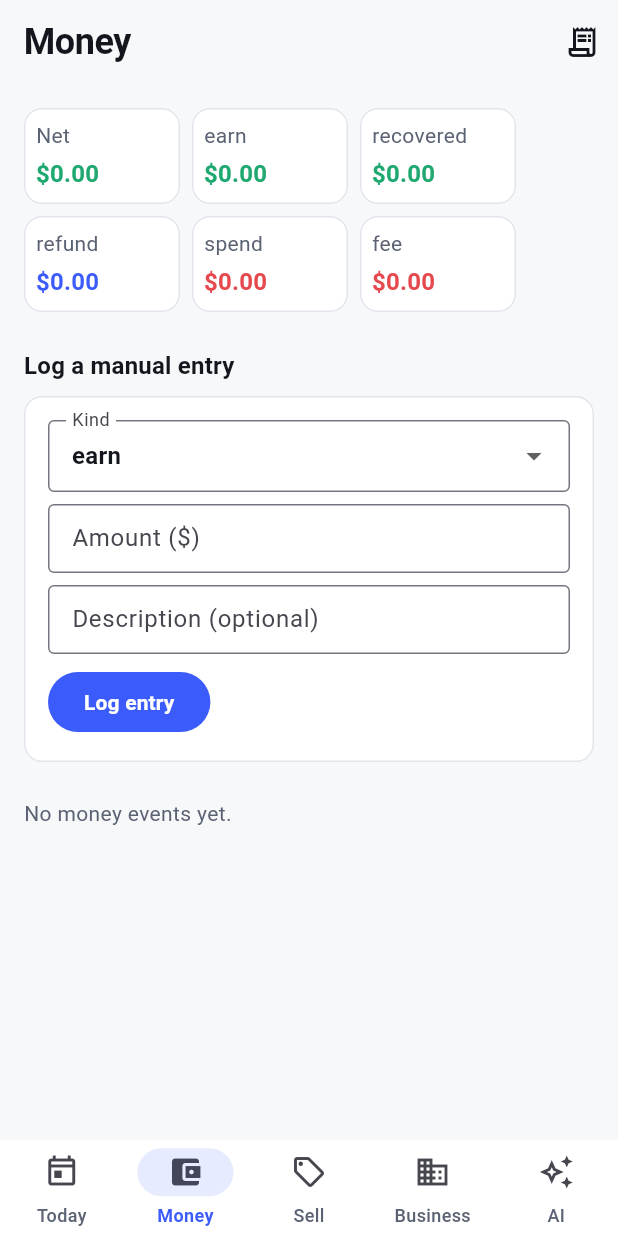
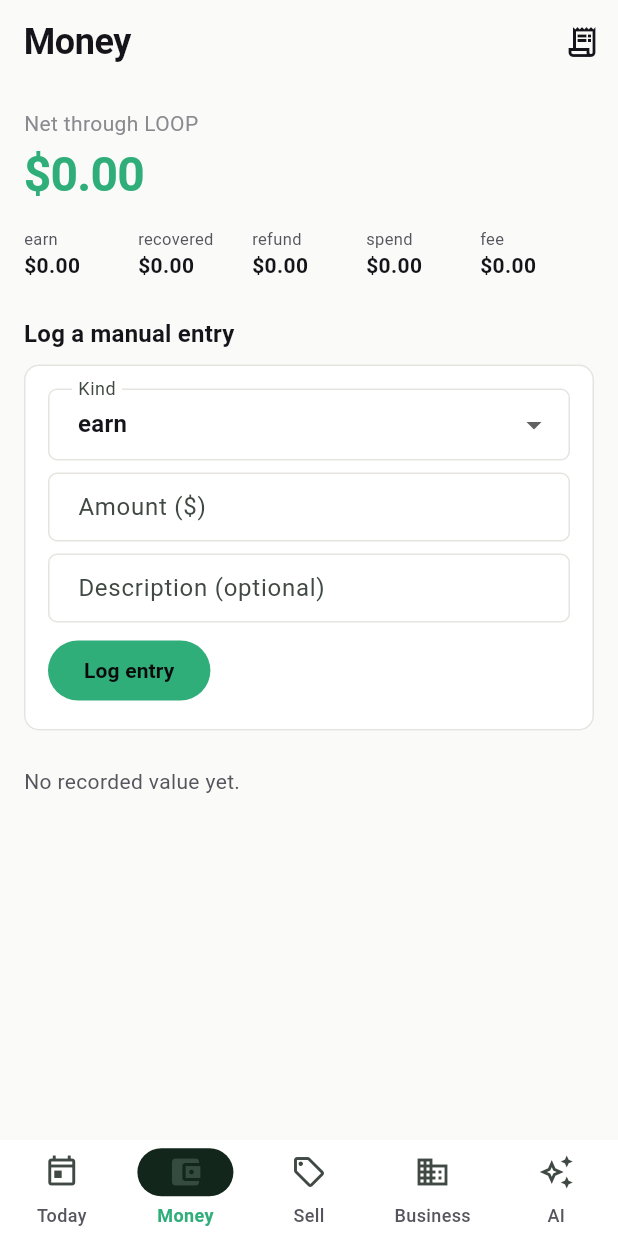
Before and after one commit to mortapp/Loop, a Flutter app: the MoneyScreen screen opened by its route, on a phone screen of 412 x 824 dp. Run offline on Flutter 3.47's test engine with Material 3 defaults, Android fonts, the phone set to English and light mode, and no system bars; our stand-ins replace flutter_riverpod, go_router, supabase_flutter; accounts and stored records are empty; network calls fail.

Commit message:
feat(loop-ui): bring the "Ledger" design system to mobile
Same tokens as apps/web (docs/DESIGN_SYSTEM.md), same hex values, so
the two platforms read as one product: AppColors rewritten around
brand/info/opportunity/danger accents with WCAG-verified text-on-light
variants, warm near-black dark mode as default, restrained per-component
radii (6/10/16, was a flatter 8/12/20 scale). AppTheme extended with
input/outlined-button theming that didn't exist before.

Applied to two representative screens (Today, Money) matching the same
real fixes made on web: Money's six equally-weighted stat boxes replaced
with one dominant Net figure; Today's due dates now show real computed
"Overdue" state in danger color instead of a plain date string. Every
other screen already inherits the new palette automatically through
ThemeData (Card/Scaffold/Button colors), even though their page-level
hierarchy wasn't individually redesigned this pass.

Verified: flutter analyze 0 issues, dart format clean, flutter test 5/5,
and a real `flutter build apk --debug` against the actual hosted
Supabase project succeeds (233s, produced a real APK) -- no physical
device to install it on this session, but the build itself is real
evidence, not just static analysis.

Co-Authored-By: Claude Sonnet 5 <noreply@anthropic.com>

```diff
--- a/apps/mobile/lib/core/theme/app_colors.dart
+++ b/apps/mobile/lib/core/theme/app_colors.dart
@@ -1,6 +1,10 @@
 import 'package:flutter/material.dart';
 
-/// LOOP's shared color palette.
+/// LOOP's shared color palette — the "Ledger" direction (premium
+/// financial utility + editorial restraint). Same hex values as
+/// apps/web/src/app/globals.css so the two platforms read as one product;
+/// see docs/DESIGN_SYSTEM.md for the full rationale, the three directions
+/// considered, and the WCAG contrast computations behind every pair.
 ///
 /// These are the single source of truth for color across every LOOP
 /// surface (MAKE / PROTECT / RECOVER and the shared Today / Money / Sell /
@@ -10,39 +14,78 @@ import 'package:flutter/material.dart';
 class AppColors {
   const AppColors._();
 
-  // Brand
-  static const Color primary = Color(0xFF3B5BFB);
-  static const Color primaryDark = Color(0xFF2A3FD6);
-  static const Color secondary = Color(0xFF00C2A8);
+  // Brand — LOOP Green: primary value/momentum, MAKE+RECOVER's positive
+  // outcomes. A real, distinctive green, not Material's default.
+  static const Color brand = Color(0xFF2FAE7A);
+  static const Color brandHover = Color(0xFF279467);
+  static const Color brandPressed = Color(0xFF1F7A55);
 
-  // Neutrals
-  static const Color background = Color(0xFFF7F8FA);
+  // Secondary — Ice Blue: PROTECT, informational state, data.
+  static const Color info = Color(0xFF3D7EEB);
+
+  // Warm Value Accent — recoverable value, RECOVER estimates. Explicitly
+  // labeled as an estimate wherever it's shown, never implied guaranteed.
+  static const Color opportunity = Color(0xFFD98A3D);
+
+  // Neutrals — light mode. Deliberately warm, not cold: #FAFAF8, not
+  // true #FFFFFF, is what separates "premium" from a default template.
+  static const Color background = Color(0xFFFAFAF8);
+  static const Color backgroundSecondary = Color(0xFFF2F1ED);
   static const Color surface = Color(0xFFFFFFFF);
-  static const Color surfaceAlt = Color(0xFFEFF1F5);
-  static const Color border = Color(0xFFE2E5EB);
+  static const Color surfaceHover = Color(0xFFF5F4F0);
+  static const Color border = Color(0xFFE5E4DF);
+  static const Color borderStrong = Color(0xFFD3D2CB);
 
-  static const Color textPrimary = Color(0xFF13161C);
-  static const Color textSecondary = Color(0xFF5A6273);
-  static const Color textMuted = Color(0xFF9AA1B1);
+  static const Color textPrimary = Color(0xFF14141A);
+  static const Color textSecondary = Color(0xFF55555D);
+  static const Color textMuted = Color(0xFF8A8A90);
 
-  // Dark mode neutrals
-  static const Color backgroundDark = Color(0xFF0E1015);
-  static const Color surfaceDark = Color(0xFF181B22);
-  static const Color surfaceAltDark = Color(0xFF20242E);
-  static const Color borderDark = Color(0xFF2B303B);
+  // Neutrals — dark mode (default; a financial utility people check
+  // often benefits from a calmer, lower-glare default). Warm near-black,
+  // not true #000.
+  static const Color backgroundDark = Color(0xFF0A0A0C);
+  static const Color backgroundSecondaryDark = Color(0xFF101013);
+  static const Color surfaceDark = Color(0xFF17171B);
+  static const Color surfaceHoverDark = Color(0xFF1E1E23);
+  static const Color borderDark = Color(0xFF24242A);
+  static const Color borderStrongDark = Color(0xFF35353C);
 
-  static const Color textPrimaryDark = Color(0xFFF2F3F6);
-  static const Color textSecondaryDark = Color(0xFFAEB4C2);
-  static const Color textMutedDark = Color(0xFF6E7484);
+  static const Color textPrimaryDark = Color(0xFFF5F5F2);
+  static const Color textSecondaryDark = Color(0xFFA8A8AD);
+  static const Color textMutedDark = Color(0xFF6E6E74);
 
   // Semantic
-  static const Color success = Color(0xFF1FA971);
-  static const Color warning = Color(0xFFE0A61F);
-  static const Color danger = Color(0xFFE5484D);
+  static const Color success = brand;
+  static const Color warning = Color(0xFFD9A73D);
+  static const Color danger = Color(0xFFE0473F);
+
+  // Foreground for text/icons placed ON a solid accent fill (buttons,
+  // filled badges) — dark, not white. White-on-brand-green measured
+  // 2.58:1 (WCAG fail); dark-on-brand-green measures 7.02:1.
+  static const Color onAccent = Color(0xFF0A0A0C);
+
+  // -soft tinted backgrounds (badges, subtle highlights) — never used as
+  // a text color themselves.
+  static const Color brandSoftLight = Color(0xFFE8F5EE);
+  static const Color brandSoftDark = Color(0xFF12261C);
+  static const Color infoSoftLight = Color(0xFFEAF1FE);
+  static const Color infoSoftDark = Color(0xFF101B2E);
+  static const Color opportunitySoftLight = Color(0xFFFBF0E2);
+  static const Color opportunitySoftDark = Color(0xFF2A1E10);
+  static const Color dangerSoftLight = Color(0xFFFDEAE8);
+  static const Color dangerSoftDark = Color(0xFF2E1210);
+
+  // Small colored text on a light background needs a darker variant of
+  // the solid accent to clear WCAG AA (solid brand/opportunity on
+  // #FAFAF8 measured 2.69:1 / 2.63:1 — real failures, fixed here).
+  static const Color brandTextLight = brandPressed; // 5.06:1
+  static const Color opportunityTextLight = Color(0xFF8A5119); // 6.14:1
+  static const Color infoTextLight = Color(0xFF1E5BC4); // 6.00:1
+  static const Color dangerTextLight = Color(0xFFB8362E); // 5.57:1
 
   // Engine accents (MAKE / PROTECT / RECOVER) — used sparingly as accents,
   // never as full-surface colors, to keep the app feeling unified.
-  static const Color makeAccent = Color(0xFFFF8A3D); // MAKE / QuoteCloser
-  static const Color protectAccent = Color(0xFF3B5BFB); // PROTECT / ReturnGuard
-  static const Color recoverAccent = Color(0xFF00C2A8); // RECOVER / ResellLens
+  static const Color makeAccent = opportunity;
+  static const Color protectAccent = info;
+  static const Color recoverAccent = brand;
 }
--- a/apps/mobile/lib/core/theme/app_spacing.dart
+++ b/apps/mobile/lib/core/theme/app_spacing.dart
@@ -13,7 +13,11 @@ class AppSpacing {
   static const double xl = 32;
   static const double xxl = 48;
 
-  static const double radiusSm = 8;
-  static const double radiusMd = 12;
-  static const double radiusLg = 20;
+  // Same values as apps/web's --radius-sm/md/lg (docs/DESIGN_SYSTEM.md) —
+  // deliberately not one radius everywhere. Small interactive elements
+  // read as more precise with a tighter radius; larger containers get
+  // more.
+  static const double radiusSm = 6;
+  static const double radiusMd = 10;
+  static const double radiusLg = 16;
 }
--- a/apps/mobile/lib/features/money/money_screen.dart
+++ b/apps/mobile/lib/features/money/money_screen.dart
@@ -85,25 +85,37 @@ class _MoneyBody extends ConsumerWidget {
       net += moneyEventKindSign(event.kind) * event.amountCents;
     }
 
+    // One dominant Net figure, not six equally-weighted boxes — Net is
+    // what answers "how am I doing," everything else is supporting
+    // detail (matches the same hierarchy fix on apps/web's Money page).
     return RefreshIndicator(
       onRefresh: () => ref.refresh(moneyEventsProvider.future),
       child: ListView(
         padding: const EdgeInsets.all(AppSpacing.md),
         children: [
-          Wrap(
-            spacing: AppSpacing.sm,
-            runSpacing: AppSpacing.sm,
+          Text(
+            'Net through LOOP',
+            style: theme.textTheme.bodyMedium?.copyWith(
+              color: AppColors.textMuted,
+            ),
+          ),
+          const SizedBox(height: AppSpacing.xs),
+          Text(
+            MoneyUtils.formatCents(net),
+            style: theme.textTheme.headlineLarge?.copyWith(
+              color: net >= 0 ? AppColors.success : AppColors.danger,
+              fontFeatures: const [FontFeature.tabularFigures()],
+            ),
+          ),
+          const SizedBox(height: AppSpacing.md),
+          Row(
             children: [
-              _StatCard(
-                label: 'Net',
-                value: MoneyUtils.formatCents(net),
-                color: net >= 0 ? AppColors.success : AppColors.danger,
-              ),
               for (final kind in _kinds)
-                _StatCard(
+                Expanded(
+                  child: _KindTotal(
                     label: kind.name,
                     value: MoneyUtils.formatCents(totals[kind] ?? 0),
-                  color: _kindColor(context, kind),
+                  ),
                 ),
             ],
           ),
@@ -113,7 +125,7 @@ class _MoneyBody extends ConsumerWidget {
           const _LogEventForm(),
           const SizedBox(height: AppSpacing.lg),
           if (events.isEmpty)
-            const Text('No money events yet.')
+            const Text('No recorded value yet.')
           else
             ...events.map((event) => _MoneyEventTile(event: event)),
         ],
@@ -122,39 +134,28 @@ class _MoneyBody extends ConsumerWidget {
   }
 }
 
-class _StatCard extends StatelessWidget {
-  const _StatCard({
-    required this.label,
-    required this.value,
-    required this.color,
-  });
+class _KindTotal extends StatelessWidget {
+  const _KindTotal({required this.label, required this.value});
 
   final String label;
   final String value;
-  final Color color;
 
   @override
   Widget build(BuildContext context) {
     final theme = Theme.of(context);
-    return SizedBox(
-      width: 104,
-      child: Card(
-        child: Padding(
-          padding: const EdgeInsets.all(AppSpacing.sm),
-          child: Column(
+    return Column(
       crossAxisAlignment: CrossAxisAlignment.start,
-            mainAxisSize: MainAxisSize.min,
       children: [
-              Text(label, style: theme.textTheme.bodyMedium),
-              const SizedBox(height: AppSpacing.xs),
+        Text(label, style: theme.textTheme.bodyMedium?.copyWith(fontSize: 11)),
         Text(
           value,
-                style: theme.textTheme.titleMedium?.copyWith(color: color),
+          style: theme.textTheme.bodyMedium?.copyWith(
+            fontWeight: FontWeight.w600,
+            color: Theme.of(context).textTheme.bodyLarge?.color,
+            fontFeatures: const [FontFeature.tabularFigures()],
+          ),
         ),
       ],
-          ),
-        ),
-      ),
     );
   }
 }
```
Also changed, not shown: apps/mobile/lib/core/theme/app_theme.dart (+53 -12 lines), apps/mobile/lib/features/today/today_screen.dart (+44 -6 lines). Lines whose indentation alone changed are shown as unchanged.
